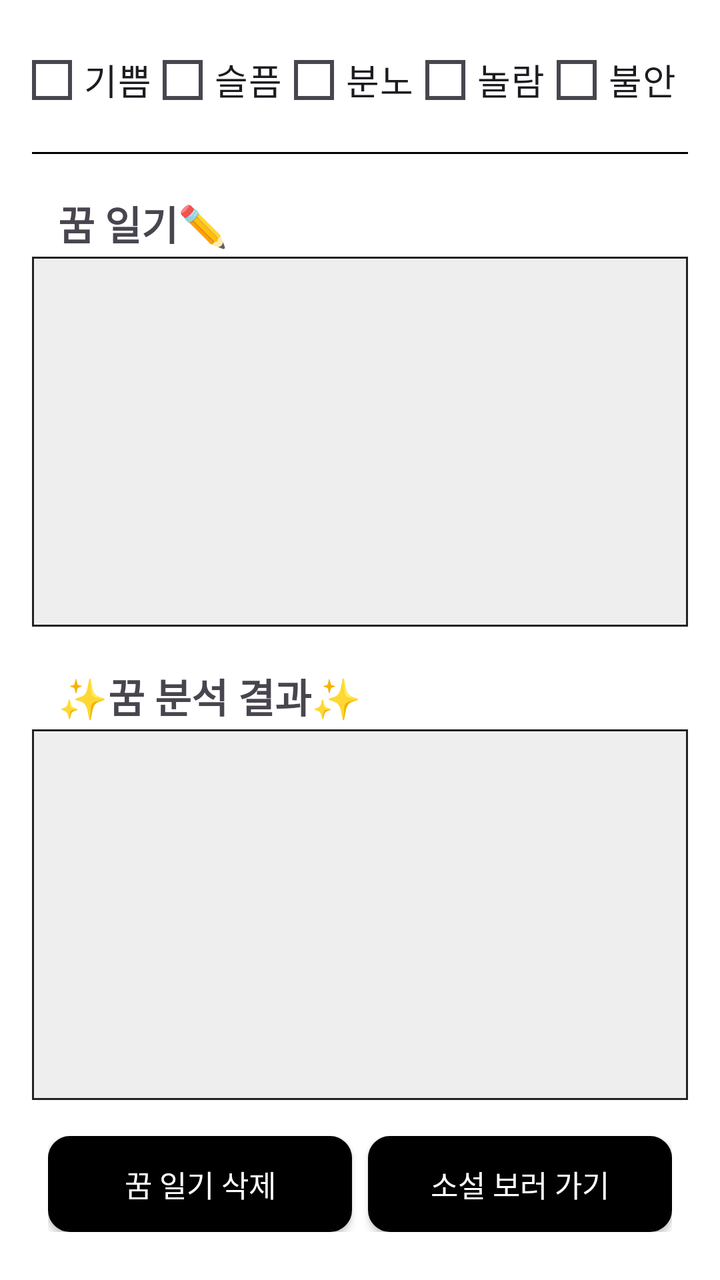
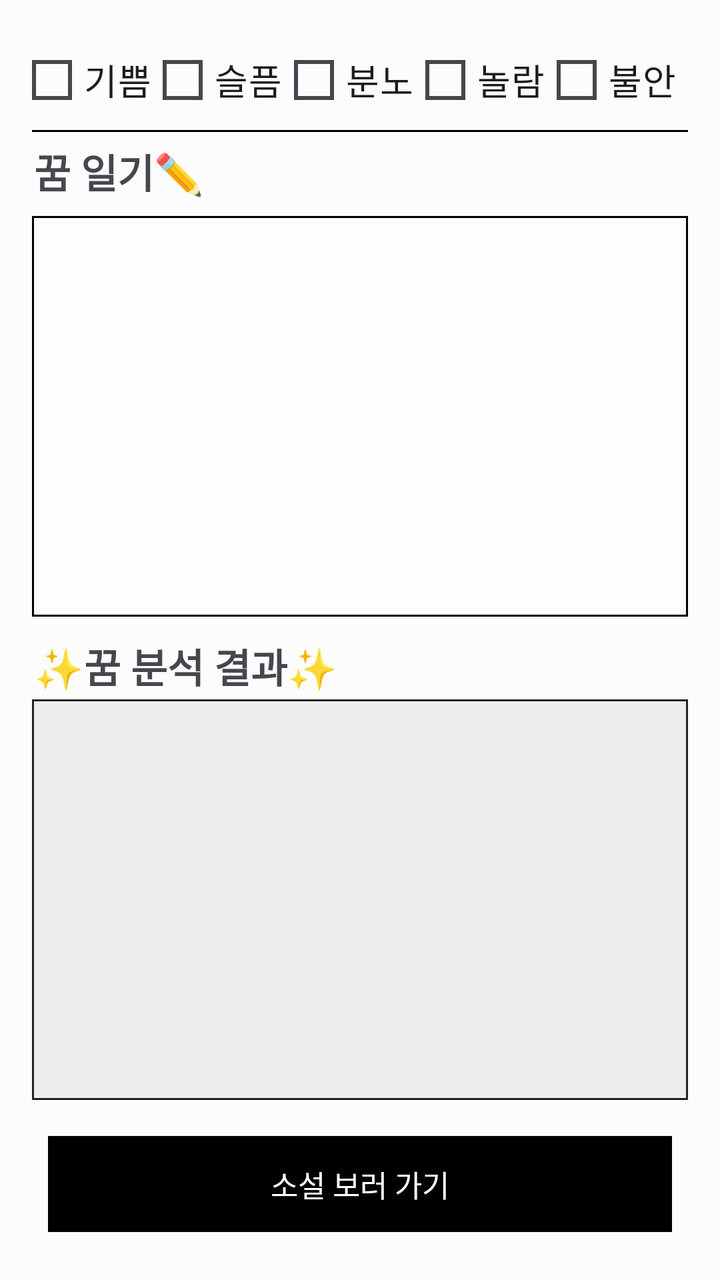

Compare the two renders of this Android layout. The source of the first and the diff that turns it into the second are given below.
<!-- AndroidManifest.xml: application theme Theme.Material3.DayNight.NoActionBar -->
<!-- res/layout/activity_dream_look_screen_1.xml -->
<?xml version="1.0" encoding="utf-8"?>
<LinearLayout xmlns:android="http://schemas.android.com/apk/res/android"
    android:layout_width="match_parent"
    android:layout_height="match_parent"
    android:orientation="vertical"
    android:padding="16dp"
    android:background="#FFFFFF">

    
    <RadioGroup
        android:id="@+id/rgMood"
        android:layout_width="match_parent"
        android:layout_height="wrap_content"
        android:orientation="horizontal"
        android:gravity="center"
        android:layout_marginBottom="12dp">

        <RadioButton
            android:id="@+id/rbMoodJoy"
            android:layout_width="0dp"
            android:layout_height="wrap_content"
            android:layout_weight="1"
            android:button="@drawable/custom_radio_selector"
            android:fontFamily="@font/spoqahansansneo_bold"
            android:gravity="center"
            android:paddingStart="5dp"
            android:paddingEnd="5dp"
            android:text="@string/custom_radio_se_1"
            android:textSize="18sp" />

        <RadioButton
            android:id="@+id/rbMoodSad"
            android:layout_width="0dp"
            android:layout_height="wrap_content"
            android:layout_weight="1"
            android:button="@drawable/custom_radio_selector"
            android:fontFamily="@font/spoqahansansneo_bold"
            android:gravity="center"
            android:paddingStart="5dp"
            android:paddingEnd="5dp"
            android:text="@string/custom_radio_se_2"
            android:textSize="18sp" />

        <RadioButton
            android:id="@+id/rbMoodAnger"
            android:layout_width="0dp"
            android:layout_height="wrap_content"
            android:layout_weight="1"
            android:button="@drawable/custom_radio_selector"
            android:fontFamily="@font/spoqahansansneo_bold"
            android:gravity="center"
            android:paddingStart="5dp"
            android:paddingEnd="5dp"
            android:text="@string/custom_radio_se_4"
            android:textSize="18sp" />

        <RadioButton
            android:id="@+id/rbMoodSurprise"
            android:layout_width="0dp"
            android:layout_height="wrap_content"
            android:layout_weight="1"
            android:button="@drawable/custom_radio_selector"
            android:fontFamily="@font/spoqahansansneo_bold"
            android:gravity="center"
            android:paddingStart="5dp"
            android:paddingEnd="5dp"
            android:text="@string/custom_radio_se_3"
            android:textSize="18sp" />

        <RadioButton
            android:id="@+id/rbMoodAnxiety"
            android:layout_width="0dp"
            android:layout_height="wrap_content"
            android:layout_weight="1"
            android:button="@drawable/custom_radio_selector"
            android:fontFamily="@font/spoqahansansneo_bold"
            android:gravity="center"
            android:paddingStart="5dp"
            android:paddingEnd="5dp"
            android:text="@string/custom_radio_se_5"
            android:textSize="18sp" />

    </RadioGroup>

    <View
        android:layout_width="match_parent"
        android:layout_height="1dp"
        android:background="#000000"
        android:layout_marginBottom="10dp"/>

    
    <TextView
        android:layout_marginStart="13dp"
        android:id="@+id/tvDreamPrompt"
        android:layout_width="wrap_content"
        android:layout_height="wrap_content"
        android:text="@string/button_label_10"
        android:layout_marginTop="10dp"
        android:textSize="20sp"
        android:textStyle="bold"
        android:layout_marginBottom="0dp"
        android:fontFamily="@font/spoqahansansneo_bold"
        />

    <ScrollView
        android:layout_width="match_parent"
        android:layout_height="0dp"
        android:layout_weight="1"
        android:background="@drawable/box_border"
        android:overScrollMode="always"
        android:scrollbars="vertical"
        android:layout_marginTop="2dp"
        android:layout_marginBottom="10dp">

        <TextView
            android:id="@+id/tvDreamView"
            android:layout_width="match_parent"
            android:layout_height="wrap_content"
            android:padding="8dp"
            android:textSize="14sp" />
    </ScrollView>

    
    <TextView
        android:id="@+id/tvAnalysisLabel"
        android:layout_width="wrap_content"
        android:layout_height="wrap_content"
        android:text="@string/button_label_6"
        android:layout_marginTop="10dp"
        android:textSize="20sp"
        android:layout_marginStart="13dp"
        android:fontFamily="@font/spoqahansansneo_bold"
        android:textStyle="bold" />

    <ScrollView
        android:layout_width="match_parent"
        android:layout_height="0dp"
        android:layout_weight="1"
        android:background="@drawable/box_border"
        android:overScrollMode="always"
        android:scrollbars="vertical"
        android:layout_marginTop="2dp"
        android:layout_marginBottom="10dp">

        <TextView
            android:id="@+id/tvDreamAnalysis"
            android:layout_width="match_parent"
            android:layout_height="wrap_content"
            android:padding="8dp"
            android:textSize="14sp" />
    </ScrollView>

    <LinearLayout
        android:layout_width="match_parent"
        android:layout_height="wrap_content"
        android:orientation="horizontal"
        android:layout_margin="8dp"
        android:layout_marginBottom="40dp"
        android:weightSum="2"
        android:gravity="center">

        <androidx.appcompat.widget.AppCompatButton
            android:id="@+id/btnDelete"
            android:layout_width="0dp"
            android:layout_height="48dp"
            android:layout_weight="1"
            android:textSize="15sp"
            android:background="@drawable/rounded_login"
            android:textColor="@color/white"
            android:fontFamily="@font/spoqahansansneo_bold"
            android:text="꿈 일기 삭제" />

        <androidx.appcompat.widget.AppCompatButton
            android:id="@+id/btnViewNovel"
            android:layout_width="0dp"
            android:layout_height="48dp"
            android:layout_weight="1"
            android:text="소설 보러 가기"
            android:fontFamily="@font/spoqahansansneo_bold"
            android:textSize="15sp"
            android:textColor="@color/white"
            android:background="@drawable/rounded_login"
            android:layout_marginStart="8dp" />
    </LinearLayout>

</LinearLayout>
<!-- resources referenced by this layout -->
<resources>
  <color name="white">#FFFFFFFF</color>
  <!-- drawable box_border (drawable) -->
  <?xml version="1.0" encoding="utf-8"?>
  <shape xmlns:android="http://schemas.android.com/apk/res/android"
      android:shape="rectangle">
      <solid android:color="#EEEEEE"/> 
      <stroke android:width="1dp" android:color="#222222"/> 
      
  </shape>
  <!-- drawable custom_radio_selector (drawable) -->
  <?xml version="1.0" encoding="utf-8"?>
  <selector xmlns:android="http://schemas.android.com/apk/res/android">
      <item android:state_checked="true" android:drawable="@drawable/radio_checked" />
      <item android:drawable="@drawable/radio_unchecked" />
  </selector>
  <!-- drawable rounded_login (drawable) -->
  <?xml version="1.0" encoding="utf-8"?>
  <shape xmlns:android="http://schemas.android.com/apk/res/android">
      <solid android:color="#000000"/> 
      <corners android:radius="10dp"/> 
      <stroke android:color="#000000" android:width="2dp"/> 
  </shape>
  <string name="button_label_10">"꿈 일기✏️"</string>
  <string name="button_label_6">"✨꿈 분석 결과✨ "</string>
  <string name="custom_radio_se_1">"기쁨"</string>
  <string name="custom_radio_se_2">"슬픔"</string>
  <string name="custom_radio_se_3">"놀람"</string>
  <string name="custom_radio_se_4">"분노"</string>
  <string name="custom_radio_se_5">"불안"</string>
  <!-- drawable radio_checked (drawable) -->
  <?xml version="1.0" encoding="utf-8"?>
  <vector xmlns:android="http://schemas.android.com/apk/res/android"
      android:width="20dp"
      android:height="20dp"
      android:viewportWidth="24"
      android:viewportHeight="24">
      <path
          android:fillColor="#000000"
          android:pathData="M9,16.17L4.83,12l-1.42,1.41L9,19 21,7l-1.41,-1.41z"/>
  </vector>
  <!-- drawable radio_unchecked (drawable) -->
  <?xml version="1.0" encoding="utf-8"?>
  <shape xmlns:android="http://schemas.android.com/apk/res/android"
      android:shape="rectangle">
      <solid android:color="@android:color/transparent" />
      <stroke
          android:width="2dp"
          android:color="#000000" />
      <corners android:radius="0dp" />
      <size
          android:width="20dp"
          android:height="20dp" />
  </shape>
</resources>

<!-- the commit's change to res/layout/activity_dream_look_screen_1.xml (unified diff, before → after) -->
@@ -4,7 +4,7 @@
     android:layout_height="match_parent"
     android:orientation="vertical"
     android:padding="16dp"
-    android:background="#FFFFFF">
+    android:background="#fcfcfc">
 
     
     <RadioGroup
@@ -13,7 +13,7 @@
         android:layout_height="wrap_content"
         android:orientation="horizontal"
         android:gravity="center"
-        android:layout_marginBottom="12dp">
+        android:layout_marginBottom="1dp">
 
         <RadioButton
             android:id="@+id/rbMoodJoy"
@@ -86,31 +86,48 @@
         android:layout_width="match_parent"
         android:layout_height="1dp"
         android:background="#000000"
-        android:layout_marginBottom="10dp"/>
+        android:layout_marginBottom="5dp"/>
 
-    
-    <TextView
-        android:layout_marginStart="13dp"
-        android:id="@+id/tvDreamPrompt"
-        android:layout_width="wrap_content"
-        android:layout_height="wrap_content"
-        android:text="@string/button_label_10"
-        android:layout_marginTop="10dp"
-        android:textSize="20sp"
-        android:textStyle="bold"
-        android:layout_marginBottom="0dp"
-        android:fontFamily="@font/spoqahansansneo_bold"
-        />
+    <LinearLayout
+        android:layout_width="match_parent"
+        android:layout_height="wrap_content">
+
+
+        <TextView
+            android:layout_marginStart="1dp"
+            android:id="@+id/tvDreamPrompt"
+            android:layout_width="wrap_content"
+            android:layout_height="wrap_content"
+            android:text="@string/button_label_10"
+            android:textSize="20sp"
+            android:textStyle="bold"
+            android:fontFamily="@font/spoqahansansneo_bold"
+            />
+
+        <androidx.appcompat.widget.AppCompatButton
+            android:id="@+id/btnDelete"
+            android:layout_width="35dp"
+            android:layout_height="35dp"
+            android:layout_marginStart="256dp"
+            android:textSize="13sp"
+            android:background="@drawable/rounded_login"
+            android:textColor="@color/white"
+            android:fontFamily="@font/spoqahansansneo_bold"
+            android:text="@string/del_1" />
+
+
+    </LinearLayout>
+
+
 
     <ScrollView
         android:layout_width="match_parent"
         android:layout_height="0dp"
         android:layout_weight="1"
-        android:background="@drawable/box_border"
+        android:background="@drawable/tv_border"
         android:overScrollMode="always"
         android:scrollbars="vertical"
-        android:layout_marginTop="2dp"
-        android:layout_marginBottom="10dp">
+        android:layout_marginTop="2dp">
 
         <TextView
             android:id="@+id/tvDreamView"
@@ -128,7 +145,7 @@
         android:text="@string/button_label_6"
         android:layout_marginTop="10dp"
         android:textSize="20sp"
-        android:layout_marginStart="13dp"
+        android:layout_marginStart="1dp"
         android:fontFamily="@font/spoqahansansneo_bold"
         android:textStyle="bold" />
 
@@ -159,28 +176,16 @@
         android:weightSum="2"
         android:gravity="center">
 
-        <androidx.appcompat.widget.AppCompatButton
-            android:id="@+id/btnDelete"
-            android:layout_width="0dp"
-            android:layout_height="48dp"
-            android:layout_weight="1"
-            android:textSize="15sp"
-            android:background="@drawable/rounded_login"
-            android:textColor="@color/white"
-            android:fontFamily="@font/spoqahansansneo_bold"
-            android:text="꿈 일기 삭제" />
 
         <androidx.appcompat.widget.AppCompatButton
             android:id="@+id/btnViewNovel"
-            android:layout_width="0dp"
+            android:layout_width="370dp"
             android:layout_height="48dp"
-            android:layout_weight="1"
             android:text="소설 보러 가기"
             android:fontFamily="@font/spoqahansansneo_bold"
             android:textSize="15sp"
             android:textColor="@color/white"
-            android:background="@drawable/rounded_login"
-            android:layout_marginStart="8dp" />
+            android:background="@drawable/rounded_login" />
     </LinearLayout>
 
 </LinearLayout>
<!-- resource entries referenced after the edit -->
@@ -22,6 +22,16 @@
       <corners android:radius="10dp"/> 
       <stroke android:color="#000000" android:width="2dp"/> 
   </shape>
+  <!-- drawable tv_border (drawable) -->
+  <?xml version="1.0" encoding="utf-8"?>
+  <shape xmlns:android="http://schemas.android.com/apk/res/android"
+      android:shape="rectangle">
+      
+      <solid android:color="#FDFDFD"/>
+      
+      <stroke android:width="1dp" android:color="#000000"/> 
+      
+  </shape>
   <string name="button_label_10">"꿈 일기✏️"</string>
   <string name="button_label_6">"✨꿈 분석 결과✨ "</string>
   <string name="custom_radio_se_1">"기쁨"</string>
@@ -29,6 +39,7 @@
   <string name="custom_radio_se_3">"놀람"</string>
   <string name="custom_radio_se_4">"분노"</string>
   <string name="custom_radio_se_5">"불안"</string>
+  <string name="del_1">❌</string>
   <!-- drawable radio_checked (drawable) -->
   <?xml version="1.0" encoding="utf-8"?>
   <vector xmlns:android="http://schemas.android.com/apk/res/android"
